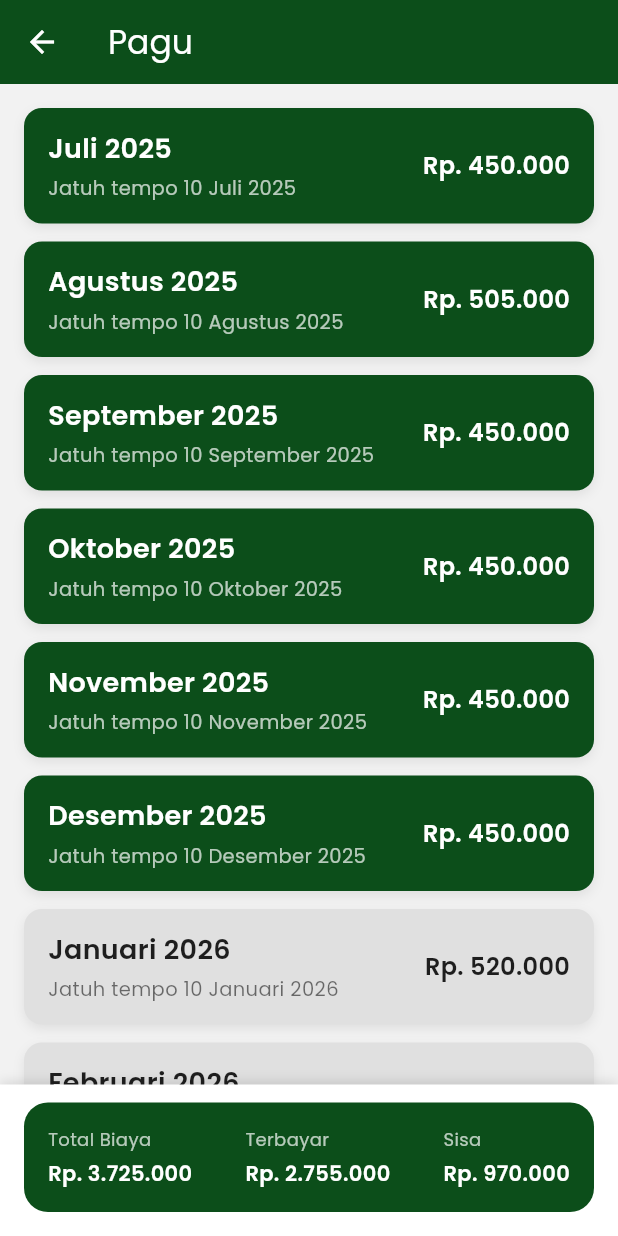
After one commit to danavaaa/ngalah_mobile, a Flutter app: the SisdaDashboardScreen screen opened directly, after a tap on "Pagu", on a phone screen of 412 x 824 dp. The commit adds this screen. Run offline on Flutter 3.47's test engine with Material 3 defaults, Android fonts, the phone set to English and light mode, and no system bars; our stand-ins replace another_flushbar, dio, shared_preferences; accounts and stored records are empty.

Commit message:
halaman pagu

```diff
--- /dev/null
+++ b/lib/data/models/pagu_item.dart
@@ -0,0 +1,36 @@
+class PaguItem {
+  final String id;
+  final String bulanLabel; // contoh: "Juli 2025"
+  final DateTime jatuhTempo; // contoh: 2025-07-10
+  final int nominal; // dalam rupiah
+  final bool sudahLunas; // true = kartu hijau, false = abu-abu
+
+  const PaguItem({
+    required this.id,
+    required this.bulanLabel,
+    required this.jatuhTempo,
+    required this.nominal,
+    required this.sudahLunas,
+  });
+
+  String get jatuhTempoLabel {
+    final day = jatuhTempo.day.toString().padLeft(2, '0');
+    final monthNames = [
+      'Januari',
+      'Februari',
+      'Maret',
+      'April',
+      'Mei',
+      'Juni',
+      'Juli',
+      'Agustus',
+      'September',
+      'Oktober',
+      'November',
+      'Desember',
+    ];
+    final month = monthNames[jatuhTempo.month - 1];
+    final year = jatuhTempo.year;
+    return 'Jatuh tempo $day $month $year';
+  }
+}
--- /dev/null
+++ b/lib/data/services/pagu_service.dart
@@ -0,0 +1,69 @@
+import 'dart:async';
+
+import '../models/pagu_item.dart';
+
+class PaguService {
+  Future<List<PaguItem>> fetchPagu() async {
+    await Future.delayed(const Duration(milliseconds: 500));
+
+    // DUMMY DATA
+    return [
+      PaguItem(
+        id: 'p1',
+        bulanLabel: 'Juli 2025',
+        jatuhTempo: DateTime(2025, 7, 10),
+        nominal: 450000,
+        sudahLunas: true,
+      ),
+      PaguItem(
+        id: 'p2',
+        bulanLabel: 'Agustus 2025',
+        jatuhTempo: DateTime(2025, 8, 10),
+        nominal: 505000,
+        sudahLunas: true,
+      ),
+      PaguItem(
+        id: 'p3',
+        bulanLabel: 'September 2025',
+        jatuhTempo: DateTime(2025, 9, 10),
+        nominal: 450000,
+        sudahLunas: true,
+      ),
+      PaguItem(
+        id: 'p4',
+        bulanLabel: 'Oktober 2025',
+        jatuhTempo: DateTime(2025, 10, 10),
+        nominal: 450000,
+        sudahLunas: true,
+      ),
+      PaguItem(
+        id: 'p5',
+        bulanLabel: 'November 2025',
+        jatuhTempo: DateTime(2025, 11, 10),
+        nominal: 450000,
+        sudahLunas: true,
+      ),
+      PaguItem(
+        id: 'p6',
+        bulanLabel: 'Desember 2025',
+        jatuhTempo: DateTime(2025, 12, 10),
+        nominal: 450000,
+        sudahLunas: true,
+      ),
+      PaguItem(
+        id: 'p7',
+        bulanLabel: 'Januari 2026',
+        jatuhTempo: DateTime(2026, 1, 10),
+        nominal: 520000,
+        sudahLunas: false,
+      ),
+      PaguItem(
+        id: 'p8',
+        bulanLabel: 'Februari 2026',
+        jatuhTempo: DateTime(2026, 2, 10),
+        nominal: 450000,
+        sudahLunas: false,
+      ),
+    ];
+  }
+}
--- /dev/null
+++ b/lib/ui/screens/pagu_screen.dart
@@ -0,0 +1,228 @@
+import 'package:flutter/material.dart';
+
+import '../../data/models/pagu_item.dart';
+import '../../data/services/pagu_service.dart';
+
+const Color kGreen = Color(0xFF0C4E1A);
+
+class PaguScreen extends StatefulWidget {
+  const PaguScreen({super.key});
+
+  @override
+  State<PaguScreen> createState() => _PaguScreenState();
+}
+
+class _PaguScreenState extends State<PaguScreen> {
+  final PaguService _service = PaguService();
+
+  bool _isLoading = true;
+  String? _error;
+  List<PaguItem> _items = [];
+
+  @override
+  void initState() {
+    super.initState();
+    _loadPagu();
+  }
+
+  Future<void> _loadPagu() async {
+    setState(() {
+      _isLoading = true;
+      _error = null;
+    });
+
+    try {
+      final data = await _service.fetchPagu();
+      setState(() {
+        _items = data;
+        _isLoading = false;
+      });
+    } catch (e) {
+      setState(() {
+        _error = 'Gagal memuat data pagu: $e';
+        _isLoading = false;
+      });
+    }
+  }
+
+  int get _totalBiaya {
+    int sum = 0;
+    for (final p in _items) {
+      sum += p.nominal;
+    }
+    return sum;
+  }
+
+  int get _totalTerbayar {
+    int sum = 0;
+    for (final p in _items) {
+      if (p.sudahLunas) sum += p.nominal;
+    }
+    return sum;
+  }
+
+  int get _totalSisa => _totalBiaya - _totalTerbayar;
+
+  @override
+  Widget build(BuildContext context) {
+    return Scaffold(
+      backgroundColor: const Color(0xFFF2F2F2),
+      appBar: AppBar(
+        backgroundColor: kGreen,
+        foregroundColor: Colors.white,
+        title: const Text('Pagu'),
+      ),
+      body: Column(
+        children: [Expanded(child: _buildBody()), _buildRekapitulasiCard()],
+      ),
+    );
+  }
+
+  Widget _buildBody() {
+    if (_isLoading) {
+      return const Center(child: CircularProgressIndicator());
+    }
+    if (_error != null) {
+      return Center(child: Text(_error!));
+    }
+    if (_items.isEmpty) {
+      return const Center(child: Text('Belum ada data pagu.'));
+    }
+
+    return ListView.builder(
+      padding: const EdgeInsets.all(16),
+      itemCount: _items.length,
+      itemBuilder: (context, index) {
+        final item = _items[index];
+        return Padding(
+          padding: const EdgeInsets.only(bottom: 12),
+          child: _buildPaguCard(item),
+        );
+      },
+    );
+  }
+
+  Widget _buildPaguCard(PaguItem item) {
+    final bool lunas = item.sudahLunas;
+
+    return Container(
+      decoration: BoxDecoration(
+        color: lunas ? kGreen : Colors.grey.shade300,
+        borderRadius: BorderRadius.circular(12),
+        boxShadow: [
+          BoxShadow(
+            color: Colors.black.withOpacity(0.08),
+            blurRadius: 6,
+            offset: const Offset(0, 3),
+          ),
+        ],
+      ),
+      padding: const EdgeInsets.symmetric(horizontal: 16, vertical: 14),
+      child: Row(
+        mainAxisAlignment: MainAxisAlignment.spaceBetween,
+        children: [
+          // kiri: bulan + jatuh tempo
+          Column(
+            crossAxisAlignment: CrossAxisAlignment.start,
+            children: [
+              Text(
+                item.bulanLabel,
+                style: TextStyle(
+                  fontSize: 18,
+                  fontWeight: FontWeight.bold,
+                  color: lunas ? Colors.white : Colors.black87,
+                ),
+              ),
+              const SizedBox(height: 4),
+              Text(
+                item.jatuhTempoLabel,
+                style: TextStyle(
+                  fontSize: 13,
+                  color: lunas ? Colors.white70 : Colors.black54,
+                ),
+              ),
+            ],
+          ),
+          // kanan: nominal
+          Text(
+            _formatRupiah(item.nominal),
+            style: TextStyle(
+              fontSize: 16,
+              fontWeight: FontWeight.bold,
+              color: lunas ? Colors.white : Colors.black87,
+            ),
+          ),
+        ],
+      ),
+    );
+  }
+
+  Widget _buildRekapitulasiCard() {
+    return Container(
+      width: double.infinity,
+      padding: const EdgeInsets.fromLTRB(16, 12, 16, 16),
+      decoration: const BoxDecoration(
+        color: Colors.white,
+        boxShadow: [
+          BoxShadow(
+            color: Colors.black12,
+            blurRadius: 6,
+            offset: Offset(0, -2),
+          ),
+        ],
+      ),
+      child: Container(
+        padding: const EdgeInsets.symmetric(horizontal: 16, vertical: 16),
+        decoration: BoxDecoration(
+          color: kGreen,
+          borderRadius: BorderRadius.circular(16),
+        ),
+        child: Row(
+          mainAxisAlignment: MainAxisAlignment.spaceBetween,
+          children: [
+            _rekapItem('Total Biaya', _formatRupiah(_totalBiaya)),
+            _rekapItem('Terbayar', _formatRupiah(_totalTerbayar)),
+            _rekapItem('Sisa', _formatRupiah(_totalSisa)),
+          ],
+        ),
+      ),
+    );
+  }
+
+  Widget _rekapItem(String label, String value) {
+    return Column(
+      crossAxisAlignment: CrossAxisAlignment.start,
+      children: [
+        Text(
+          label,
+          style: const TextStyle(color: Colors.white70, fontSize: 12),
+        ),
+        const SizedBox(height: 4),
+        Text(
+          value,
+          style: const TextStyle(
+            color: Colors.white,
+            fontWeight: FontWeight.bold,
+            fontSize: 14,
+          ),
+        ),
+      ],
+    );
+  }
+
+  String _formatRupiah(int nominal) {
+    if (nominal <= 0) return 'Rp. 0';
+    final text = nominal.toString();
+    String result = '';
+    int count = 0;
+    for (int i = text.length - 1; i >= 0; i--) {
+      result = text[i] + result;
+      count++;
+      if (count == 3 && i != 0) {
+        result = '.$result';
+        count = 0;
+      }
+    }
+    return 'Rp. $result';
+  }
+}
--- a/lib/ui/screens/sisda_dashboard_screen.dart
+++ b/lib/ui/screens/sisda_dashboard_screen.dart
@@ -5,6 +5,7 @@ import '../../providers/sisda_provider.dart';
 import 'isi_saldo_screen.dart';
 import 'riwayat_transaksi_screen.dart';
 import 'bayar_tagihan_screen.dart';
+import 'pagu_screen.dart';
 
 const Color kGreen = Color(0xFF0C4E1A);
 const Color kCardGreen = Color(0xFF2E6C3E);
@@ -251,7 +252,20 @@ class SisdaDashboardScreen extends StatelessWidget {
 
                       // PAGU
                       Expanded(
-                        child: _topMenuItem(Icons.description_outlined, "Pagu"),
+                        child: GestureDetector(
+                          onTap: () {
+                            Navigator.push(
+                              context,
+                              MaterialPageRoute(
+                                builder: (_) => const PaguScreen(),
+                              ),
+                            );
+                          },
+                          child: _topMenuItem(
+                            Icons.description_outlined,
+                            "Pagu",
+                          ),
+                        ),
                       ),
                     ],
                   ),
```
